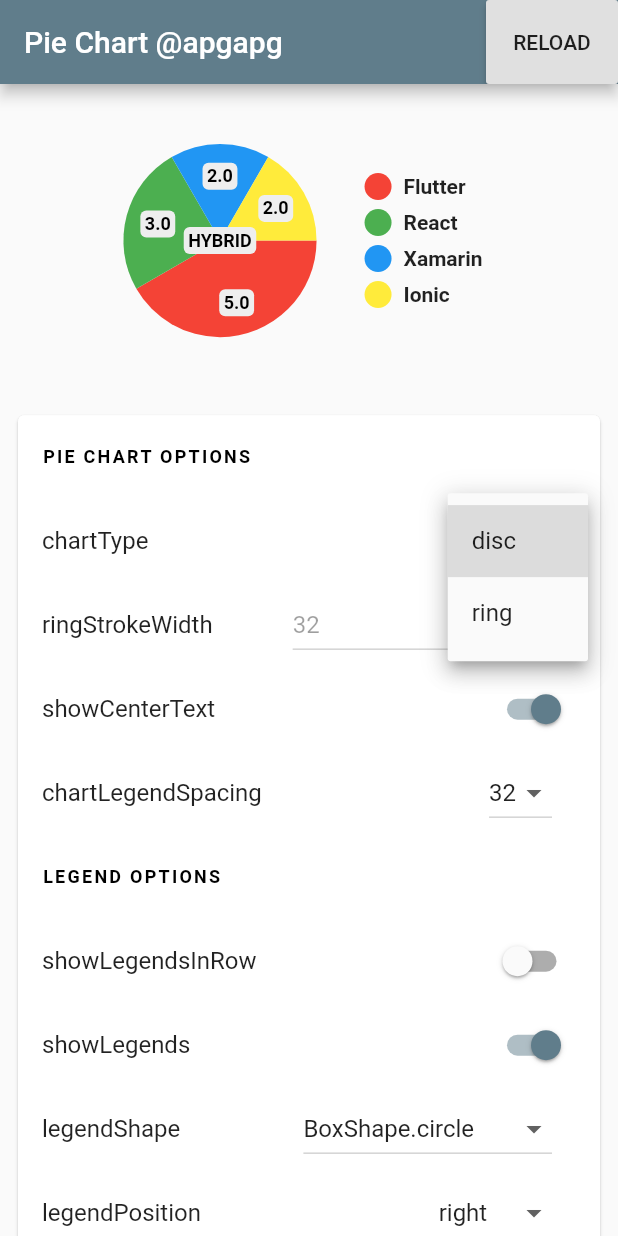
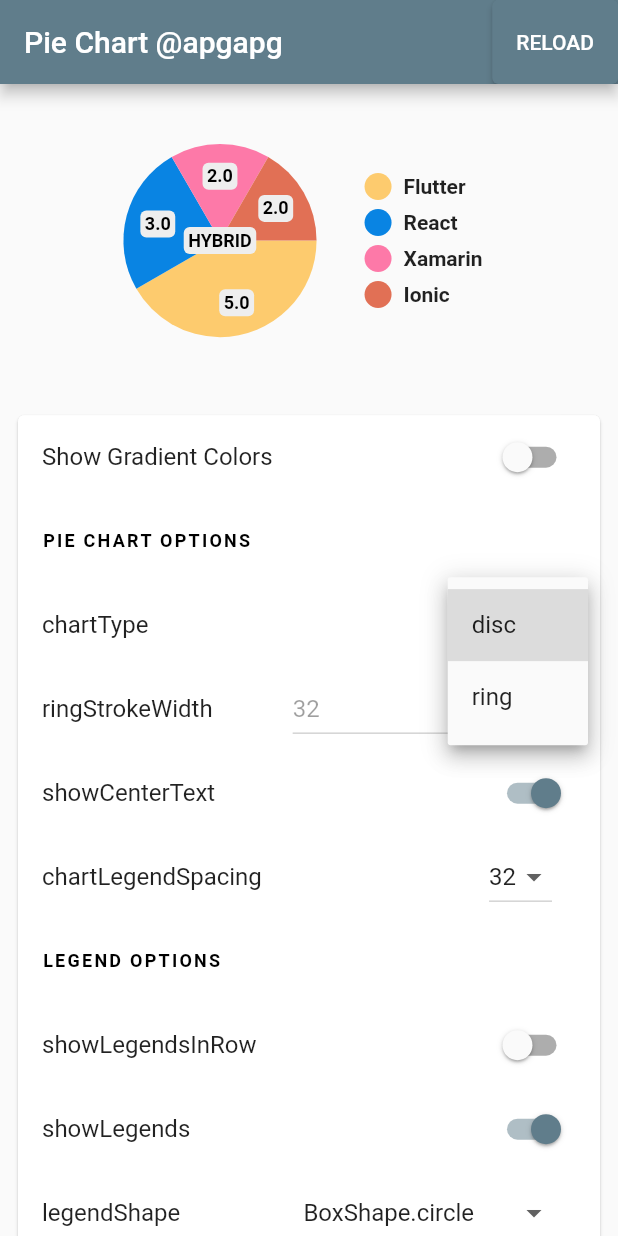
Before and after one commit to apgapg/pie_chart, a Flutter app: the screen it shows after launch, after a tap on "disc", on a phone screen of 412 x 824 dp. Run offline on Flutter 3.47's test engine with Material 2 defaults, Android fonts, the phone set to English and light mode, and no system bars.

Commit message:
Update example code with gradient feature
Signed-off-by: Ayush P Gupta <ayushpguptaapg@gmail.com>

```diff
--- a/example/lib/main.dart
+++ b/example/lib/main.dart
@@ -1,19 +1,8 @@
-import 'dart:io';
-
 import 'package:flutter/foundation.dart';
 import 'package:flutter/material.dart';
 import 'package:pie_chart/pie_chart.dart';
 
-// Sets a platform override for desktop to avoid exceptions. See
-// https://flutter.dev/desktop#target-platform-override for more info.
-void enablePlatformOverrideForDesktop() {
-  if (!kIsWeb && (Platform.isMacOS || Platform.isWindows || Platform.isLinux)) {
-    debugDefaultTargetPlatformOverride = TargetPlatform.fuchsia;
-  }
-}
-
 void main() {
-  enablePlatformOverrideForDesktop();
   runApp(MyApp());
 }
 
@@ -43,17 +32,33 @@ class HomePage extends StatefulWidget {
 }
 
 class _HomePageState extends State<HomePage> {
-  Map<String, double> dataMap = {
+  final dataMap = <String, double>{
     "Flutter": 5,
     "React": 3,
     "Xamarin": 2,
     "Ionic": 2,
   };
-  List<Color> colorList = [
-    Colors.red,
-    Colors.green,
-    Colors.blue,
-    Colors.yellow,
+  final colorList = <Color>[
+    Color(0xfffdcb6e),
+    Color(0xff0984e3),
+    Color(0xfffd79a8),
+    Color(0xffe17055),
+    Color(0xff6c5ce7),
+  ];
+
+  final gradientList = <List<Color>>[
+    [
+      Color.fromRGBO(223, 250, 92, 1),
+      Color.fromRGBO(129, 250, 112, 1),
+    ],
+    [
+      Color.fromRGBO(129, 182, 205, 1),
+      Color.fromRGBO(91, 253, 199, 1),
+    ],
+    [
+      Color.fromRGBO(175, 63, 62, 1.0),
+      Color.fromRGBO(254, 154, 92, 1),
+    ]
   ];
 
   ChartType? _chartType = ChartType.disc;
@@ -68,6 +73,8 @@ class _HomePageState extends State<HomePage> {
   bool _showChartValues = true;
   bool _showChartValuesInPercentage = false;
   bool _showChartValuesOutside = false;
+
+  bool _showGradientColors = false;
 
   LegendShape? _legendShape = LegendShape.Circle;
   LegendPosition? _legendPosition = LegendPosition.right;
@@ -107,12 +114,26 @@ class _HomePageState extends State<HomePage> {
       ),
       ringStrokeWidth: _ringStrokeWidth!,
       emptyColor: Colors.grey,
+      gradientList: _showGradientColors ? gradientList : null,
+      emptyColorGradient: [
+        Color(0xff6c5ce7),
+        Colors.blue,
+      ],
     );
     final settings = SingleChildScrollView(
       child: Card(
         margin: EdgeInsets.all(12),
         child: Column(
           children: [
+            SwitchListTile(
+              value: _showGradientColors,
+              title: Text("Show Gradient Colors"),
+              onChanged: (val) {
+                setState(() {
+                  _showGradientColors = val;
+                });
+              },
+            ),
             ListTile(
               title: Text(
                 'Pie Chart Options'.toUpperCase(),
@@ -355,7 +376,7 @@ class _HomePageState extends State<HomePage> {
       appBar: AppBar(
         title: Text("Pie Chart @apgapg"),
         actions: [
-          RaisedButton(
+          ElevatedButton(
             onPressed: () {
               setState(() {
                 key = key + 1;
@@ -372,12 +393,13 @@ class _HomePageState extends State<HomePage> {
               crossAxisAlignment: CrossAxisAlignment.start,
               children: [
                 Flexible(
-                  flex: 2,
+                  flex: 3,
                   fit: FlexFit.tight,
                   child: chart,
                 ),
                 Flexible(
-                  flex: 1,
+                  flex: 2,
+                  fit: FlexFit.tight,
                   child: settings,
                 )
               ],
```
Also changed, not shown: res/s11.png (added), 1 other file.
